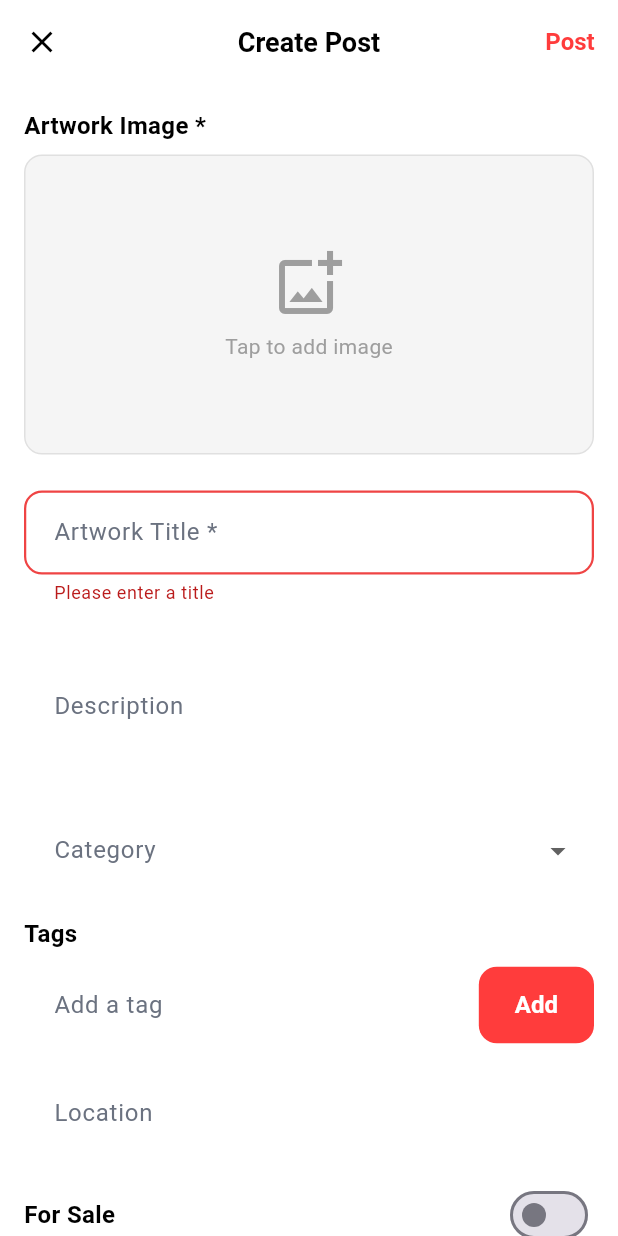
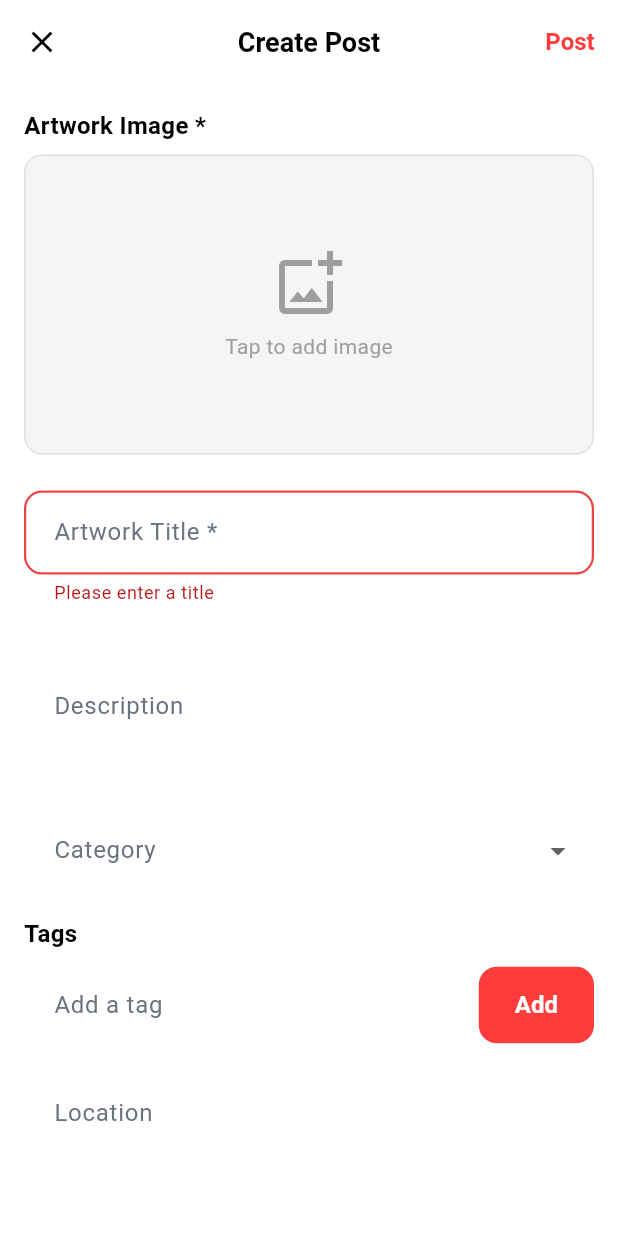
Before and after one commit to PBReantaso/BrushAndCoin_Mobile, a Flutter app: the CreatePostScreen screen opened directly, after a tap on "Post", on a phone screen of 412 x 824 dp. Run offline on Flutter 3.47's test engine with Material 3 defaults, Android fonts, the light colour scheme and no system bars; our stand-ins replace cached_network_image, dio, hive, hive_flutter, image_picker, permission_handler and 1 more; accounts and stored records are empty.

Commit message:
removed pricing on posts

```diff
--- a/lib/features/post/screens/create_post_screen.dart
+++ b/lib/features/post/screens/create_post_screen.dart
@@ -14,12 +14,10 @@ class _CreatePostScreenState extends State<CreatePostScreen> {
   final _formKey = GlobalKey<FormState>();
   final _titleController = TextEditingController();
   final _descriptionController = TextEditingController();
-  final _priceController = TextEditingController();
   final _locationController = TextEditingController();
 
   File? _selectedImage;
   String? _selectedCategory;
-  bool _isForSale = false;
   final List<String> _tags = [];
   final _tagController = TextEditingController();
 
@@ -40,7 +38,6 @@ class _CreatePostScreenState extends State<CreatePostScreen> {
   void dispose() {
     _titleController.dispose();
     _descriptionController.dispose();
-    _priceController.dispose();
     _locationController.dispose();
     _tagController.dispose();
     super.dispose();
@@ -115,16 +112,6 @@ class _CreatePostScreenState extends State<CreatePostScreen> {
               // Location
               _buildLocationField(),
               const SizedBox(height: 16),
-
-              // For Sale Toggle
-              _buildForSaleToggle(),
-              const SizedBox(height: 16),
-
-              // Price (if for sale)
-              if (_isForSale) ...[
-                _buildPriceField(),
-                const SizedBox(height: 16),
-              ],
 
               // Error Display
               Consumer<PostProvider>(
@@ -346,61 +333,6 @@ class _CreatePostScreenState extends State<CreatePostScreen> {
     );
   }
 
-  Widget _buildForSaleToggle() {
-    return Row(
-      children: [
-        const Text(
-          'For Sale',
-          style: TextStyle(
-            fontSize: 16,
-            fontWeight: FontWeight.w600,
-            color: Colors.black,
-          ),
-        ),
-        const Spacer(),
-        Switch(
-          value: _isForSale,
-          onChanged: (value) {
-            setState(() {
-              _isForSale = value;
-              if (!value) {
-                _priceController.clear();
-              }
-            });
-          },
-          activeColor: const Color.fromARGB(255, 255, 60, 60),
-        ),
-      ],
-    );
-  }
-
-  Widget _buildPriceField() {
-    return TextFormField(
-      controller: _priceController,
-      keyboardType: TextInputType.number,
-      decoration: const InputDecoration(
-        labelText: 'Price *',
-        hintText: '0.00',
-        prefixText: '\$ ',
-        border: OutlineInputBorder(),
-        focusedBorder: OutlineInputBorder(
-          borderSide: BorderSide(color: Color.fromARGB(255, 255, 60, 60)),
-        ),
-      ),
-      validator: _isForSale
-          ? (value) {
-              if (value == null || value.trim().isEmpty) {
-                return 'Please enter a price';
-              }
-              if (double.tryParse(value) == null) {
-                return 'Please enter a valid price';
-              }
-              return null;
-            }
-          : null,
-    );
-  }
-
   void _showImagePicker() {
     showModalBottomSheet(
       context: context,
@@ -505,10 +437,8 @@ class _CreatePostScreenState extends State<CreatePostScreen> {
       location: _locationController.text.trim().isEmpty
           ? null
           : _locationController.text.trim(),
-      price: _isForSale && _priceController.text.isNotEmpty
-          ? double.tryParse(_priceController.text)
-          : null,
-      isForSale: _isForSale,
+      price: null,
+      isForSale: false,
       category: _selectedCategory,
     );
 
```
